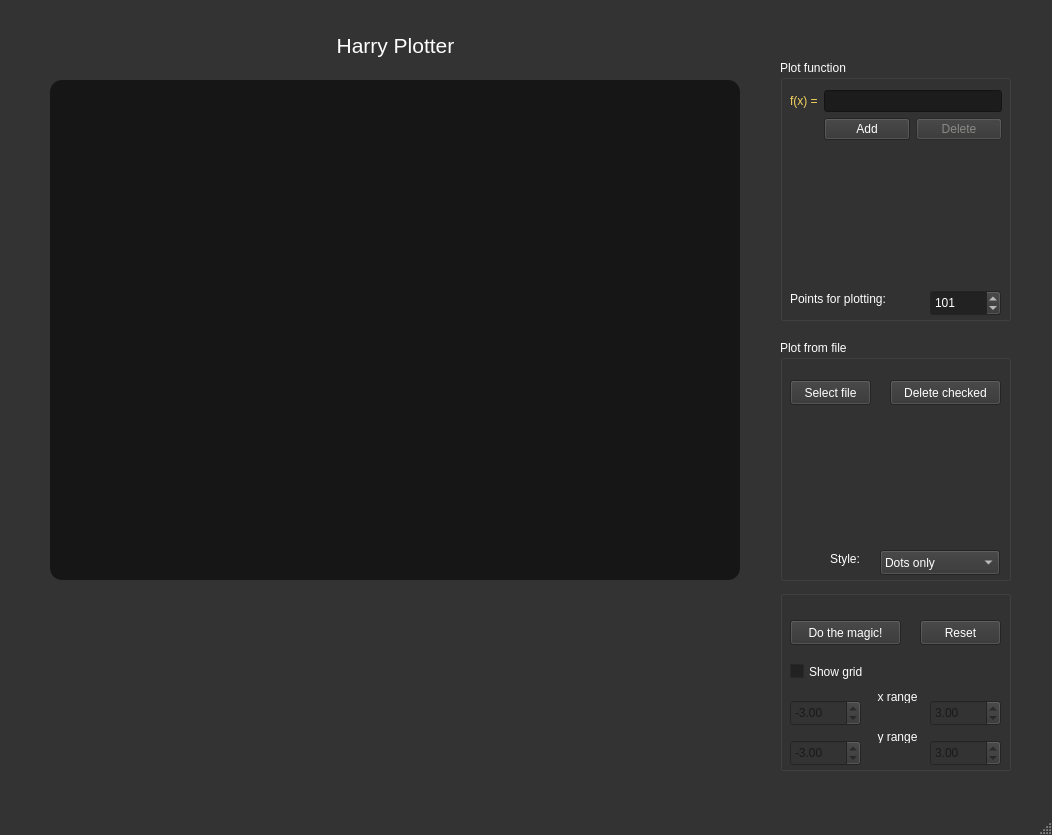
Before: the Qt Designer form Shape_app/mainwindow.ui in pvujasic/Harry_Plotter, drawn with Qt 5.
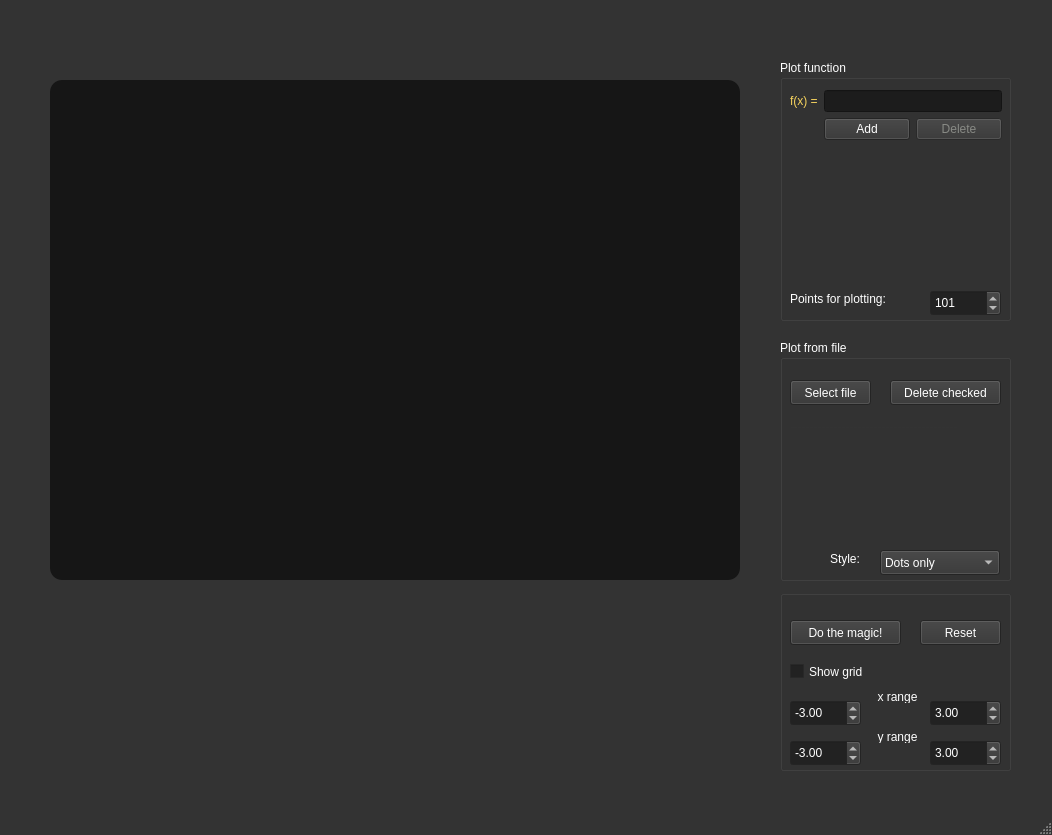
After: the same form once the commit is applied. Icons and pictures are not drawn.

```diff
--- a/Shape_app/mainwindow.ui
+++ b/Shape_app/mainwindow.ui
@@ -486,27 +486,6 @@
      <set>Qt::AlignHCenter|Qt::AlignTop</set>
     </property>
    </widget>
-   <widget class="QLabel" name="label_9">
-    <property name="geometry">
-     <rect>
-      <x>50</x>
-      <y>30</y>
-      <width>691</width>
-      <height>31</height>
-     </rect>
-    </property>
-    <property name="font">
-     <font>
-      <pointsize>16</pointsize>
-     </font>
-    </property>
-    <property name="text">
-     <string>Harry Plotter</string>
-    </property>
-    <property name="alignment">
-     <set>Qt::AlignCenter</set>
-    </property>
-   </widget>
    <widget class="QGroupBox" name="groupBox_3">
     <property name="geometry">
      <rect>
@@ -856,7 +835,7 @@
     </property>
     <widget class="QDoubleSpinBox" name="x_from">
      <property name="enabled">
-      <bool>false</bool>
+      <bool>true</bool>
      </property>
      <property name="geometry">
       <rect>
@@ -919,7 +898,7 @@
     </widget>
     <widget class="QDoubleSpinBox" name="x_to">
      <property name="enabled">
-      <bool>false</bool>
+      <bool>true</bool>
      </property>
      <property name="geometry">
       <rect>
@@ -941,7 +920,7 @@
     </widget>
     <widget class="QDoubleSpinBox" name="y_to">
      <property name="enabled">
-      <bool>false</bool>
+      <bool>true</bool>
      </property>
      <property name="geometry">
       <rect>
@@ -1004,7 +983,7 @@
     </widget>
     <widget class="QDoubleSpinBox" name="y_from">
      <property name="enabled">
-      <bool>false</bool>
+      <bool>true</bool>
      </property>
      <property name="geometry">
       <rect>
@@ -1261,9 +1240,9 @@
     <property name="geometry">
      <rect>
       <x>200</x>
-      <y>20</y>
-      <width>121</width>
-      <height>51</height>
+      <y>30</y>
+      <width>301</width>
+      <height>41</height>
      </rect>
     </property>
     <property name="text">
```
Left out of the diff: 2 changed lines with no effect on the pictures.
